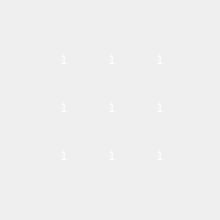
First picture: the form in pages/Modul7/UI/Amatrix.ui, repository KevinHutagaol/control-center-2026, before the edit.
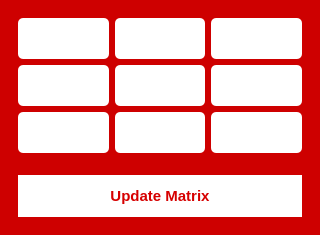
Second picture: the form after the edit. Icons and pictures are not drawn.

What changed in the file:
```diff
--- a/pages/Modul7/UI/Amatrix.ui
+++ b/pages/Modul7/UI/Amatrix.ui
@@ -2,259 +2,163 @@
 <ui version="4.0">
  <class>MainWindow</class>
  <widget class="QMainWindow" name="MainWindow">
-  <property name="enabled">
-   <bool>true</bool>
-  </property>
   <property name="geometry">
    <rect>
     <x>0</x>
     <y>0</y>
-    <width>220</width>
-    <height>220</height>
+    <width>320</width>
+    <height>235</height>
    </rect>
   </property>
   <property name="windowTitle">
    <string>MainWindow</string>
   </property>
   <property name="styleSheet">
-   <string notr="true">QWidget {
-    border-image: url(:/newPrefix/Amatrix2.png);
-}
-</string>
+   <string notr="true">background-color: rgb(206, 0, 0);</string>
   </property>
   <widget class="QWidget" name="centralwidget">
-   <property name="enabled">
-    <bool>false</bool>
-   </property>
-   <widget class="QLabel" name="a11">
-    <property name="geometry">
-     <rect>
-      <x>40</x>
-      <y>36</y>
-      <width>48</width>
-      <height>48</height>
-     </rect>
-    </property>
+   <layout class="QVBoxLayout" name="verticalLayout">
+    <item>
+     <widget class="QFrame" name="frame">
+      <property name="frameShape">
+       <enum>QFrame::NoFrame</enum>
+      </property>
+      <property name="frameShadow">
+       <enum>QFrame::Raised</enum>
+      </property>
+      <layout class="QGridLayout" name="gridLayout">
+       <item row="0" column="0">
+        <widget class="QLineEdit" name="a11">
     <property name="styleSheet">
-     <string notr="true">QLabel {
-    background-color: transparent;
-    color: white;
-    font: 75 10pt &quot;MS Shell Dlg 2&quot;;
-	border-image: none;
-}
-</string>
-    </property>
-    <property name="text">
-     <string>1</string>
-    </property>
+          <string notr="true">background-color: white; color: rgb(143, 0, 0); border-radius: 5px; padding: 10px; font-size: 16px; font-family: &quot;SF Pro Display&quot;; font-weight: bold;</string>
+         </property>
     <property name="alignment">
      <set>Qt::AlignCenter</set>
     </property>
    </widget>
-   <widget class="QLabel" name="a12">
-    <property name="geometry">
-     <rect>
-      <x>88</x>
-      <y>36</y>
-      <width>48</width>
-      <height>48</height>
-     </rect>
-    </property>
+       </item>
+       <item row="0" column="1">
+        <widget class="QLineEdit" name="a12">
     <property name="styleSheet">
-     <string notr="true">QLabel {
-    background-color: transparent;
-    color: white;
-    font: 75 10pt &quot;MS Shell Dlg 2&quot;;
-	border-image: none;
-}
-</string>
-    </property>
-    <property name="text">
-     <string>1</string>
-    </property>
+          <string notr="true">background-color: white; color: rgb(143, 0, 0); border-radius: 5px; padding: 10px; font-size: 16px; font-family: &quot;SF Pro Display&quot;; font-weight: bold;</string>
+         </property>
     <property name="alignment">
      <set>Qt::AlignCenter</set>
     </property>
    </widget>
-   <widget class="QLabel" name="a13">
-    <property name="geometry">
-     <rect>
-      <x>136</x>
-      <y>36</y>
-      <width>48</width>
-      <height>48</height>
-     </rect>
-    </property>
+       </item>
+       <item row="0" column="2">
+        <widget class="QLineEdit" name="a13">
     <property name="styleSheet">
-     <string notr="true">QLabel {
-    background-color: transparent;
-    color: white;
-    font: 75 10pt &quot;MS Shell Dlg 2&quot;;
-	border-image: none;
-}
-</string>
-    </property>
-    <property name="text">
-     <string>1</string>
-    </property>
+          <string notr="true">background-color: white; color: rgb(143, 0, 0); border-radius: 5px; padding: 10px; font-size: 16px; font-family: &quot;SF Pro Display&quot;; font-weight: bold;</string>
+         </property>
     <property name="alignment">
      <set>Qt::AlignCenter</set>
     </property>
    </widget>
-   <widget class="QLabel" name="a21">
-    <property name="geometry">
-     <rect>
-      <x>40</x>
-      <y>84</y>
-      <width>48</width>
-      <height>48</height>
-     </rect>
-    </property>
+       </item>
+       <item row="1" column="0">
+        <widget class="QLineEdit" name="a21">
     <property name="styleSheet">
-     <string notr="true">QLabel {
-    background-color: transparent;
-    color: white;
-    font: 75 10pt &quot;MS Shell Dlg 2&quot;;
-	border-image: none;
-}
-</string>
-    </property>
-    <property name="text">
-     <string>1</string>
-    </property>
+          <string notr="true">background-color: white; color: rgb(143, 0, 0); border-radius: 5px; padding: 10px; font-size: 16px; font-family: &quot;SF Pro Display&quot;; font-weight: bold;</string>
+         </property>
     <property name="alignment">
      <set>Qt::AlignCenter</set>
     </property>
    </widget>
-   <widget class="QLabel" name="a23">
-    <property name="geometry">
-     <rect>
-      <x>136</x>
-      <y>84</y>
-      <width>48</width>
-      <height>48</height>
-     </rect>
-    </property>
+       </item>
+       <item row="1" column="1">
+        <widget class="QLineEdit" name="a22">
     <property name="styleSheet">
-     <string notr="true">QLabel {
-    background-color: transparent;
-    color: white;
-    font: 75 10pt &quot;MS Shell Dlg 2&quot;;
-	border-image: none;
-}
-</string>
-    </property>
-    <property name="text">
-     <string>1</string>
-    </property>
+          <string notr="true">background-color: white; color: rgb(143, 0, 0); border-radius: 5px; padding: 10px; font-size: 16px; font-family: &quot;SF Pro Display&quot;; font-weight: bold;</string>
+         </property>
     <property name="alignment">
      <set>Qt::AlignCenter</set>
     </property>
    </widget>
-   <widget class="QLabel" name="a22">
-    <property name="geometry">
-     <rect>
-      <x>88</x>
-      <y>84</y>
-      <width>48</width>
-      <height>48</height>
-     </rect>
-    </property>
+       </item>
+       <item row="1" column="2">
+        <widget class="QLineEdit" name="a23">
     <property name="styleSheet">
-     <string notr="true">QLabel {
-    background-color: transparent;
-    color: white;
-    font: 75 10pt &quot;MS Shell Dlg 2&quot;;
-	border-image: none;
-}
-</string>
-    </property>
-    <property name="text">
-     <string>1</string>
-    </property>
+          <string notr="true">background-color: white; color: rgb(143, 0, 0); border-radius: 5px; padding: 10px; font-size: 16px; font-family: &quot;SF Pro Display&quot;; font-weight: bold;</string>
+         </property>
     <property name="alignment">
      <set>Qt::AlignCenter</set>
     </property>
    </widget>
-   <widget class="QLabel" name="a31">
-    <property name="geometry">
-     <rect>
-      <x>40</x>
-      <y>132</y>
-      <width>48</width>
-      <height>48</height>
-     </rect>
-    </property>
+       </item>
+       <item row="2" column="0">
+        <widget class="QLineEdit" name="a31">
     <property name="styleSheet">
-     <string notr="true">QLabel {
-    background-color: transparent;
-    color: white;
-    font: 75 10pt &quot;MS Shell Dlg 2&quot;;
-	border-image: none;
-}
-</string>
-    </property>
-    <property name="text">
-     <string>1</string>
-    </property>
+          <string notr="true">background-color: white; color: rgb(143, 0, 0); border-radius: 5px; padding: 10px; font-size: 16px; font-family: &quot;SF Pro Display&quot;; font-weight: bold;</string>
+         </property>
     <property name="alignment">
      <set>Qt::AlignCenter</set>
     </property>
    </widget>
-   <widget class="QLabel" name="a33">
-    <property name="geometry">
-     <rect>
-      <x>136</x>
-      <y>132</y>
-      <width>48</width>
-      <height>48</height>
-     </rect>
-    </property>
+       </item>
+       <item row="2" column="1">
+        <widget class="QLineEdit" name="a32">
     <property name="styleSheet">
-     <string notr="true">QLabel {
-    background-color: transparent;
-    color: white;
-    font: 75 10pt &quot;MS Shell Dlg 2&quot;;
-	border-image: none;
-}
-</string>
-    </property>
-    <property name="text">
-     <string>1</string>
-    </property>
+          <string notr="true">background-color: white; color: rgb(143, 0, 0); border-radius: 5px; padding: 10px; font-size: 16px; font-family: &quot;SF Pro Display&quot;; font-weight: bold;</string>
+         </property>
+         <property name="alignment">
+          <set>Qt::AlignCenter</set>
+         </property>
+        </widget>
+       </item>
+       <item row="2" column="2">
+        <widget class="QLineEdit" name="a33">
+         <property name="styleSheet">
+          <string notr="true">background-color: white; color: rgb(143, 0, 0); border-radius: 5px; padding: 10px; font-size: 16px; font-family: &quot;SF Pro Display&quot;; font-weight: bold;</string>
+         </property>
     <property name="alignment">
      <set>Qt::AlignCenter</set>
     </property>
    </widget>
-   <widget class="QLabel" name="a32">
-    <property name="geometry">
-     <rect>
-      <x>88</x>
-      <y>132</y>
-      <width>48</width>
-      <height>48</height>
-     </rect>
-    </property>
+       </item>
+       <item row="3" column="0" colspan="3">
+        <spacer name="verticalSpacer">
+         <property name="orientation">
+          <enum>Qt::Vertical</enum>
+         </property>
+         <property name="sizeHint" stdset="0">
+          <size>
+           <width>20</width>
+           <height>20</height>
+          </size>
+         </property>
+        </spacer>
+       </item>
+       <item row="4" column="0" colspan="3">
+        <widget class="QPushButton" name="updateA">
+         <property name="cursor">
+          <cursorShape>PointingHandCursor</cursorShape>
+         </property>
     <property name="styleSheet">
-     <string notr="true">QLabel {
-    background-color: transparent;
-    color: white;
-    font: 75 10pt &quot;MS Shell Dlg 2&quot;;
-	border-image: none;
+          <string notr="true">
+QPushButton {
+    background-color: rgb(255, 255, 255);
+    border-radius: 25px;
+    color: rgb(214, 0, 0);
+    font-size: 15px;
+    padding: 12px;
+    font-family: &quot;SF Pro Display&quot;;
+    font-weight: bold;
 }
 </string>
     </property>
     <property name="text">
-     <string>1</string>
-    </property>
-    <property name="alignment">
-     <set>Qt::AlignCenter</set>
-    </property>
-   </widget>
-  </widget>
- </widget>
- <resources>
-  <include location="resource.qrc"/>
- </resources>
+          <string>Update Matrix</string>
+         </property>
+        </widget>
+       </item>
+      </layout>
+     </widget>
+    </item>
+   </layout>
+  </widget>
+ </widget>
+ <resources/>
  <connections/>
 </ui>
```
Left out of the diff: 8 changed lines with no effect on the pictures. Lines whose indentation alone changed are shown as unchanged.
